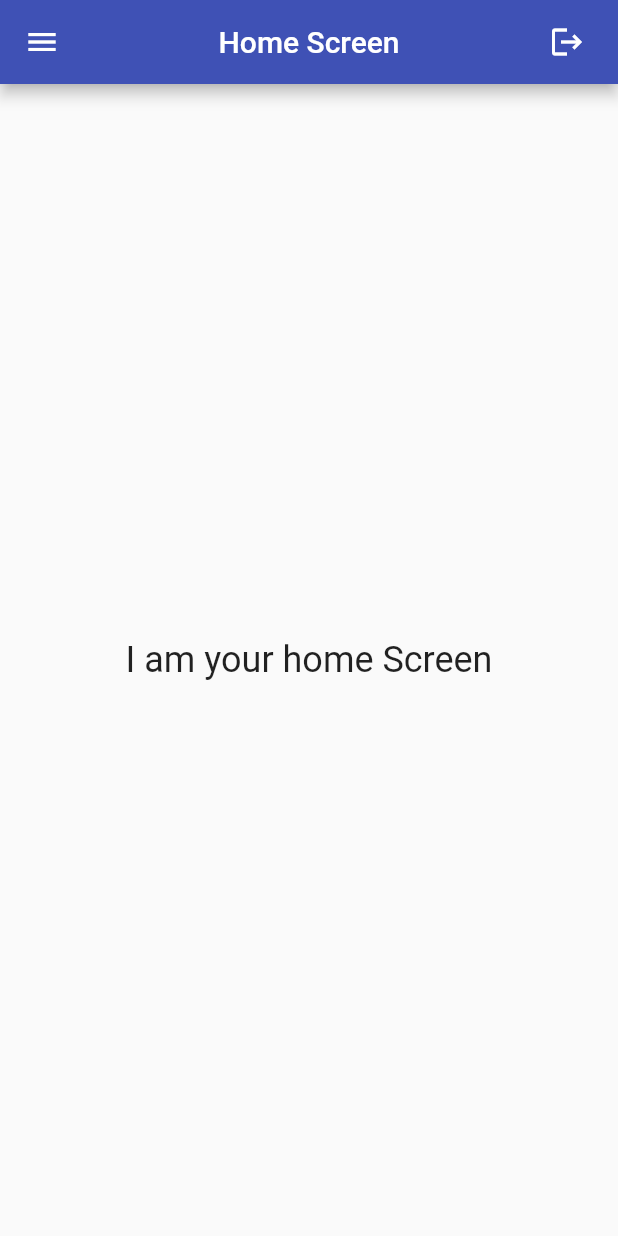
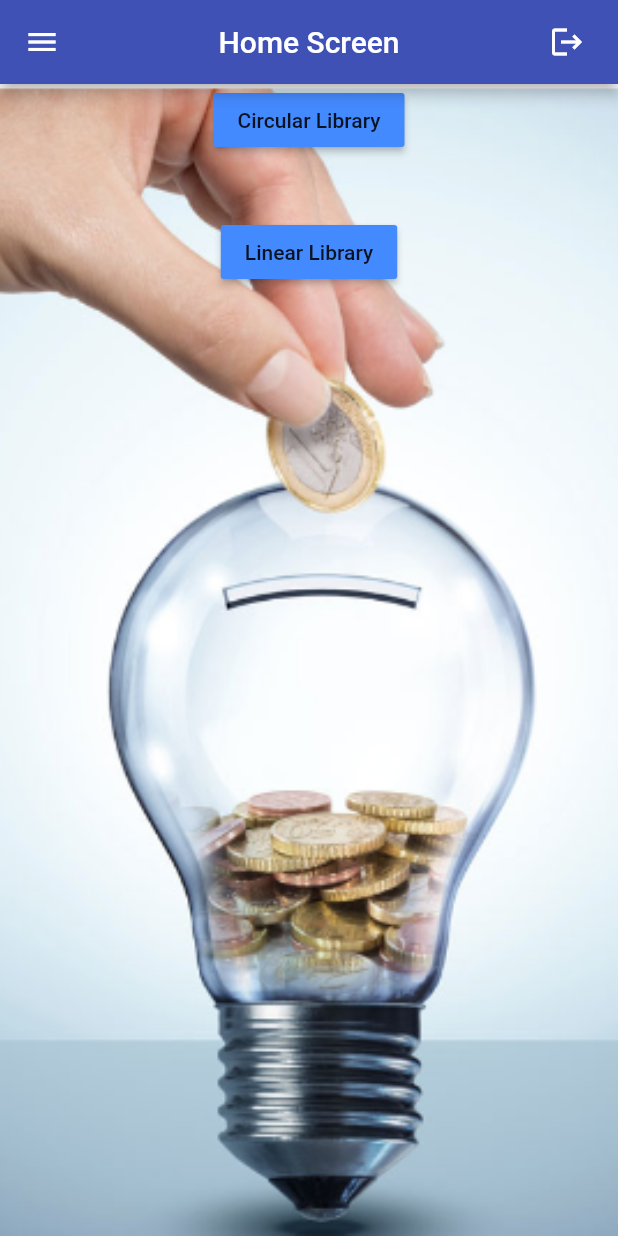
Before and after one commit to Alexander-mr-tech/Smart_Meter, a Flutter app: the HomeScreen screen opened directly, on a phone screen of 412 x 824 dp. Run offline on Flutter 3.47's test engine with Material 2 defaults, Android fonts, the phone set to English and light mode, and no system bars; our stand-ins replace firebase_auth, firebase_core, firebase_database, fluttertoast, google_fonts, percent_indicator; accounts and stored records are empty; Roboto replaces fonts that are missing (Alexandria); statements that could not run were skipped.

Commit message:
add more screens and add indicators

```diff
--- a/lib/devices_control.dart
+++ b/lib/UI/device_control/devices_control.dart
@@ -1,4 +1,3 @@
-import 'package:flutter/foundation.dart';
 import 'package:flutter/material.dart';
 import 'package:sepsmm/Drawer/drawer.dart';
 import 'package:firebase_database/firebase_database.dart';
@@ -46,6 +45,7 @@ class _DeviceControlState extends State<DeviceControl> {
     return Scaffold(
       backgroundColor: Colors.black12,
       appBar: AppBar(
+        automaticallyImplyLeading: false,
         title: const Text("Device's Control"),
         centerTitle: true,
       ),
--- a/lib/home_screen.dart
+++ b/lib/UI/home_screen/home_screen.dart
@@ -1,19 +1,26 @@
 import 'package:firebase_auth/firebase_auth.dart';
 import 'package:flutter/material.dart';
-import 'package:google_fonts/google_fonts.dart';
 import 'package:sepsmm/Drawer/drawer.dart';
 import 'package:sepsmm/UI/auth/login_screen.dart';
 import 'package:sepsmm/utils/utils.dart';
+import 'package:percent_indicator/percent_indicator.dart';
 
 class HomeScreen extends StatefulWidget {
   const HomeScreen({Key? key}) : super(key: key);
-
   @override
   State<HomeScreen> createState() => _HomeScreenState();
 }
 
 class _HomeScreenState extends State<HomeScreen> {
   final auth = FirebaseAuth.instance;
+  void _openPage(Widget page) {
+    Navigator.push(
+      context,
+      MaterialPageRoute(
+        builder: (BuildContext context) => page,
+      ),
+    );
+  }
 
   @override
   Widget build(BuildContext context) {
@@ -40,14 +47,40 @@ class _HomeScreenState extends State<HomeScreen> {
         title: const Text("Home Screen"),
         centerTitle: true,
       ),
-      body: Center(
-        child: Text(
-          "I am your home Screen",
-          style: GoogleFonts.alexandria(
-            fontSize: 24,
+      body: Container(
+          width: double.infinity,
+          decoration: const BoxDecoration(
+            color: Colors.redAccent,
+            image: DecorationImage(
+              image: AssetImage('assets/images/background.PNG'),
+              fit: BoxFit.cover,
+            ),
           ),
-        ),
+          child: Column(
+            children: [
+              Center(
+              child: Column(
+              crossAxisAlignment: CrossAxisAlignment.center,
+                mainAxisAlignment: MainAxisAlignment.center,
+                children: <Widget>[
+                  MaterialButton(
+                    color: Colors.blueAccent,
+                    child: const Text("Circular Library"),
+                    onPressed: () => _openPage(SampleCircularPage() ),
+                  ),
+                  const Padding(
+                    padding: EdgeInsets.all(20.0),
+                  ),
+                  MaterialButton(
+                    color: Colors.blueAccent,
+                    child: const Text("Linear Library"),
+                    onPressed: () => _openPage(SampleLinearPage()),
+                  ),
+                ],
+              ),
       ),
+            ],
+          )),
       drawer: Drawer(
         child: SingleChildScrollView(
           child: Column(
--- a/lib/ohm_law.dart
+++ b/lib/UI/ohm_law/ohm_law.dart
@@ -45,6 +45,7 @@ class _ohm_lawState extends State<ohm_law> {
   Widget build(BuildContext context) {
     return Scaffold(
       appBar: AppBar(
+        automaticallyImplyLeading: false,
         title: const Text("Ohm's Law"),
         centerTitle: true,
       ),
```
Also changed, not shown: assets/images/background.PNG (added), lib/UI/bill_calculation/bill_calculation.dart (added), lib/UI/device_status/device_status.dart (renamed from lib/device_status.dart), lib/UI/indicator/sample_circular_page.dart (added), lib/UI/indicator/sample_linear_page.dart (added), lib/UI/main/main.dart (renamed from lib/main.dart), lib/UI/profile/UserProfile.dart (renamed from lib/UserProfile.dart), lib/UI/splash_screen/splash_screen.dart (renamed from lib/UI/splash_screen.dart).
